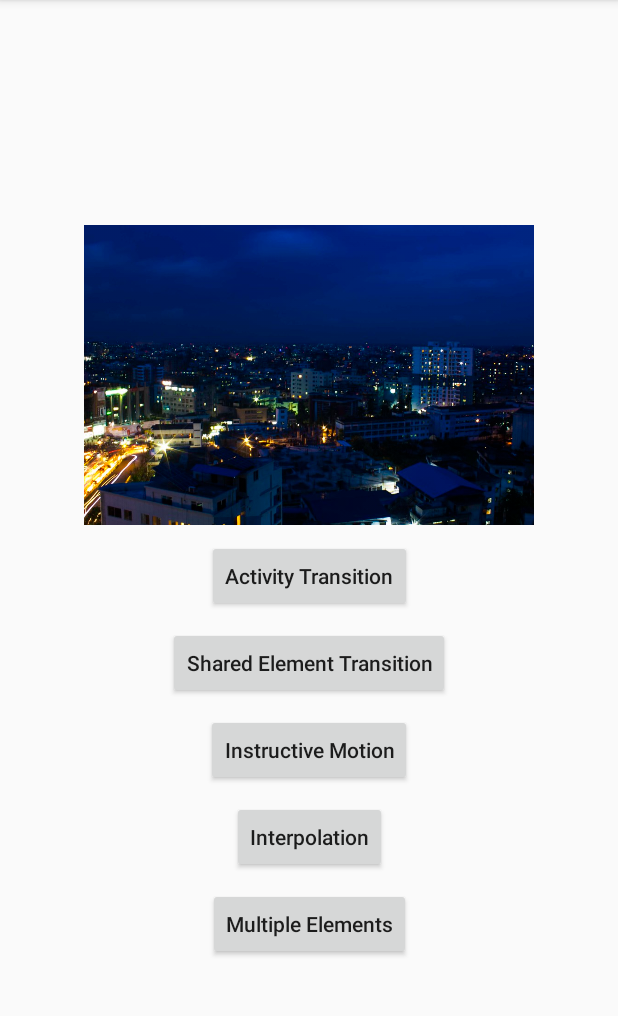
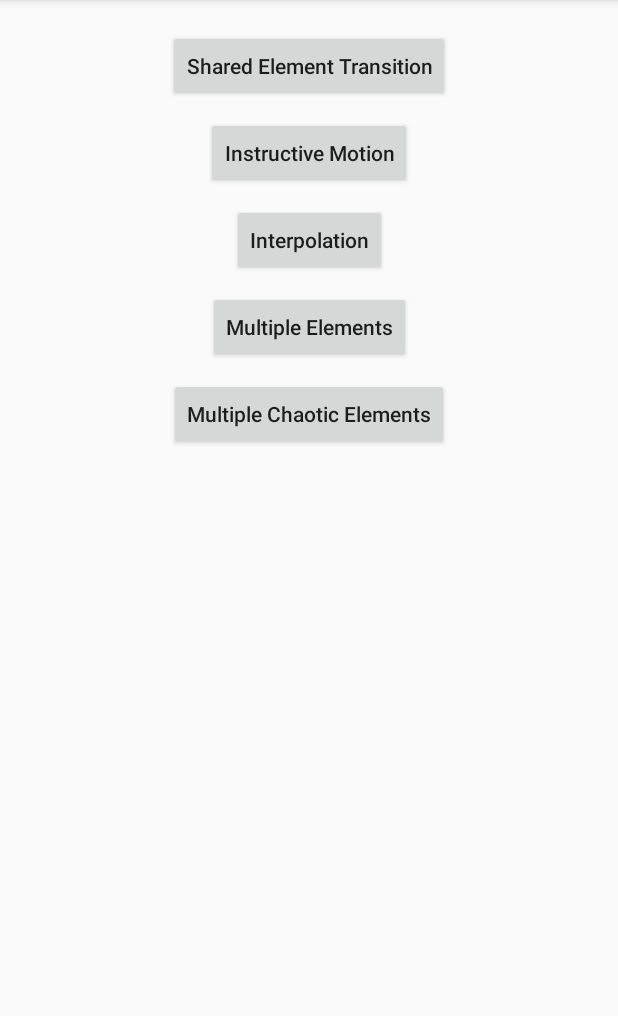
Before and after one commit to Apurba000Biswas/MeaningfulMotion, an Android app: the screen it shows after launch (MainActivity), on a phone screen of 412 x 824 dp, the part 84-1100 px from its top. Run offline under Robolectric (Android 15) with nearby library versions, the phone set to English and light mode, and no system bars.

Commit message:
1.8 Added Chaotic Animation on RecyclerView

```diff
--- a/app/src/main/res/layout/activity_main.xml
+++ b/app/src/main/res/layout/activity_main.xml
@@ -8,40 +8,17 @@
     tools:context=".MainActivity">
 
 
-    <ImageView
-        android:id="@+id/imageView"
-        android:layout_width="300dp"
-        android:layout_height="200dp"
-        android:layout_margin="10dp"
-        android:scaleType="centerCrop"
-        app:layout_constraintBottom_toTopOf="@+id/button_hide"
-        app:layout_constraintEnd_toEndOf="parent"
-        app:layout_constraintStart_toStartOf="parent"
-        app:srcCompat="@drawable/dhaka" />
-
     <Button
-        android:id="@+id/button_hide"
+        android:id="@+id/button"
+        android:layout_marginTop="20dp"
         android:layout_width="wrap_content"
         android:layout_height="wrap_content"
+        android:onClick="onSharedElementTransitionClicked"
+        android:text="Shared Element Transition"
         android:textAllCaps="false"
-        android:onClick="onActivityTransitionButtonClick"
-        android:text="Activity Transition"
-        app:layout_constraintBottom_toBottomOf="parent"
         app:layout_constraintEnd_toEndOf="parent"
         app:layout_constraintStart_toStartOf="parent"
         app:layout_constraintTop_toTopOf="parent" />
-
-    <Button
-        android:layout_marginTop="10dp"
-        android:id="@+id/button"
-        android:layout_width="wrap_content"
-        android:layout_height="wrap_content"
-        android:textAllCaps="false"
-        android:onClick="onSharedElementTransitionClicked"
-        android:text="Shared Element Transition"
-        app:layout_constraintEnd_toEndOf="parent"
-        app:layout_constraintStart_toStartOf="parent"
-        app:layout_constraintTop_toBottomOf="@+id/button_hide" />
 
     <Button
         android:layout_marginTop="10dp"
@@ -79,4 +56,16 @@
         app:layout_constraintStart_toStartOf="parent"
         app:layout_constraintTop_toBottomOf="@+id/button2" />
 
+    <Button
+        android:layout_marginTop="10dp"
+        android:id="@+id/button4"
+        android:layout_width="wrap_content"
+        android:layout_height="wrap_content"
+        android:textAllCaps="false"
+        android:onClick="onMultipleChaoticElementsClicked"
+        android:text="Multiple Chaotic Elements"
+        app:layout_constraintEnd_toEndOf="parent"
+        app:layout_constraintStart_toStartOf="parent"
+        app:layout_constraintTop_toBottomOf="@+id/button3" />
+
 </androidx.constraintlayout.widget.ConstraintLayout>
```
Also changed, not shown: app/src/main/java/com/apurba/meaningfulmotion/MainActivity.java (+11 -0 lines), app/src/main/java/com/apurba/meaningfulmotion/MultipleElementActivity.java (+14 -5 lines), app/src/main/java/com/apurba/meaningfulmotion/MultipleElementChaoticAdapter.java (added, +95 -0 lines).
